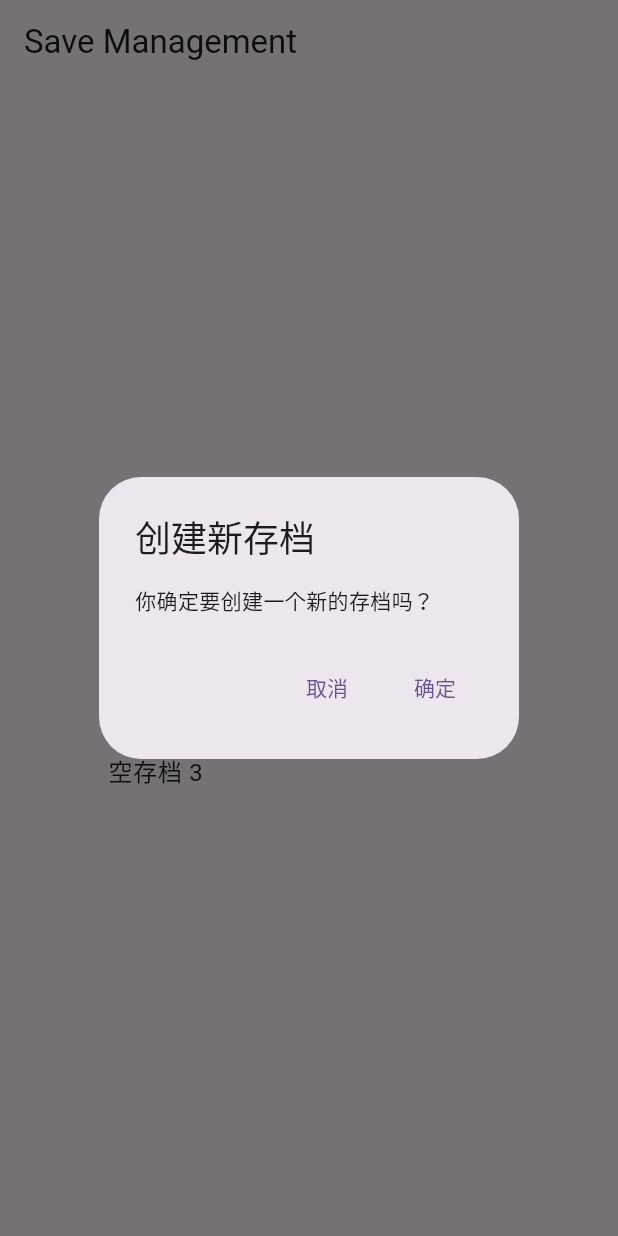
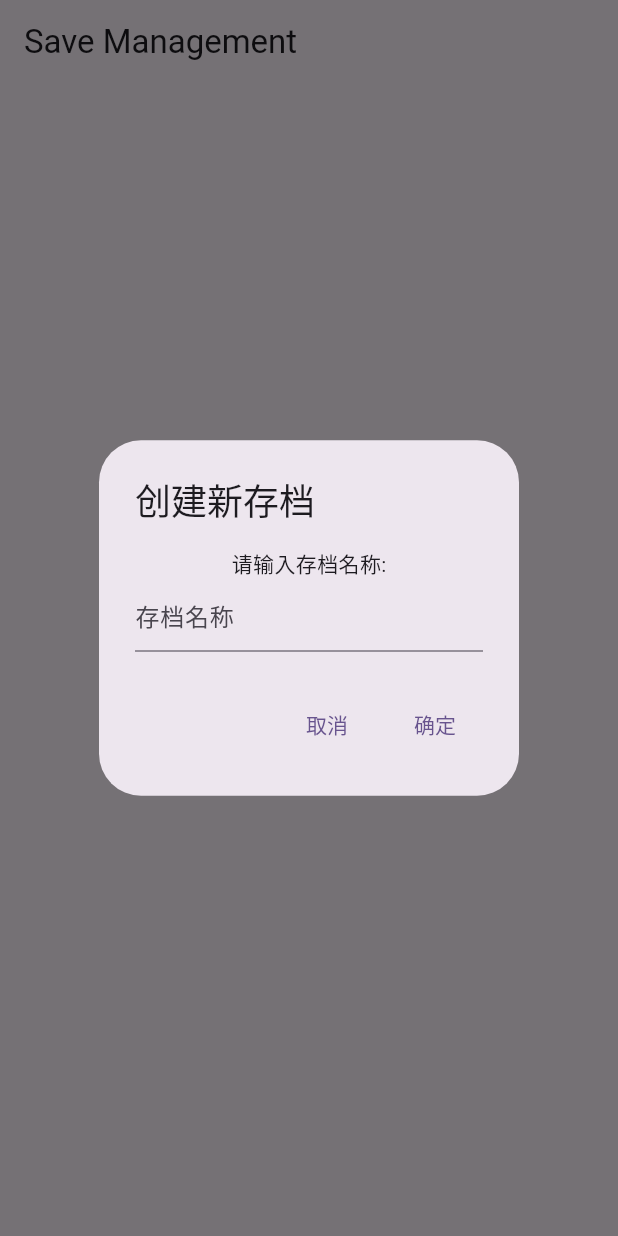
Before and after one commit to Toxicccxz/Mud, a Flutter app: the screen it shows after launch, after a tap on an icon or button, on a phone screen of 412 x 824 dp. Run offline on Flutter 3.47's test engine with Material 3 defaults, Android fonts, the light colour scheme and no system bars; missing offline and left inert: encrypt.

Commit message:
user can change the save name

```diff
--- a/martial_world/lib/game_ui/save_management_screen.dart
+++ b/martial_world/lib/game_ui/save_management_screen.dart
@@ -37,12 +37,23 @@ class SaveManagementScreenState extends State<SaveManagementScreen> {
 
 // 创建存档弹窗
 void _showCreateDialog(int index) {
+  TextEditingController _nameController = TextEditingController(); // 控制输入框
+
   showDialog(
     context: context,
     builder: (BuildContext context) {
       return AlertDialog(
         title: const Text('创建新存档'),
-          content: const Text('你确定要创建一个新的存档吗？'),
+        content: Column(
+          mainAxisSize: MainAxisSize.min,
+          children: [
+            const Text('请输入存档名称:'),
+            TextField(
+              controller: _nameController, // 添加输入框以让用户输入存档名称
+              decoration: const InputDecoration(hintText: '存档名称'),
+            ),
+          ],
+        ),
         actions: <Widget>[
           TextButton(
             onPressed: () {
@@ -52,20 +63,43 @@ class SaveManagementScreenState extends State<SaveManagementScreen> {
           ),
           TextButton(
             onPressed: () async {
+              // 检查是否输入了存档名称
+              if (_nameController.text.isEmpty) {
+                ScaffoldMessenger.of(context).showSnackBar(
+                  const SnackBar(content: Text('存档名称不能为空！')),
+                );
+                return;
+              }
+
+              // 检查是否已有相同名称的存档
+              if (saves.contains(_nameController.text)) {
+                ScaffoldMessenger.of(context).showSnackBar(
+                  const SnackBar(content: Text('存档名称已存在，请使用不同的名称。')),
+                );
+                return;
+              }
+
               // 创建并保存新的存档
               SaveData newSaveData = SaveData(
-                  playerName: 'player ${index + 1}',
+                playerName: _nameController.text, // 使用用户输入的存档名称
                 playerLevel: 1,
                 experiencePoints: 0,
-                  currentMap: '起始村庄',
+                currentMap: '起始村庄', // 初始地图
                 gameState: {}, // 初始化游戏状态
               );
+
               await saveService.saveGame(newSaveData, index); // 按索引保存存档
 
               setState(() {
-                  saves[index] = '存档 ${index + 1}'; // 创建存档
+                saves[index] = _nameController.text; // 更新存档列表
               });
+
               Navigator.of(context).pop(); // 关闭弹窗
+
+              // 显示成功创建存档的消息
+              ScaffoldMessenger.of(context).showSnackBar(
+                SnackBar(content: Text('成功创建存档: ${_nameController.text}')),
+              );
             },
             child: const Text('确定'),
           ),
```
Lines whose indentation alone changed are shown as unchanged.
